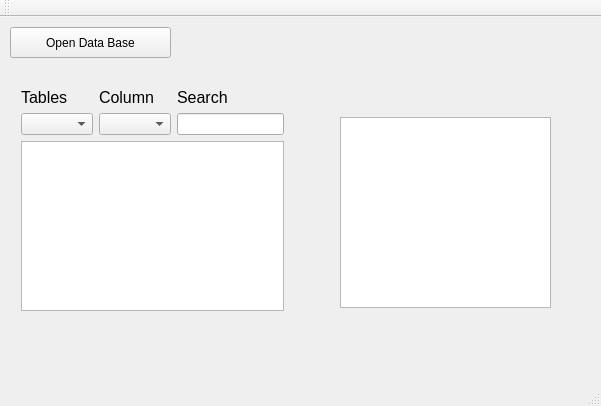
This is mainwindow.ui in Evgeny-Zorin/fisherman_guide as Qt 5 draws it before an edit. The edited form follows.
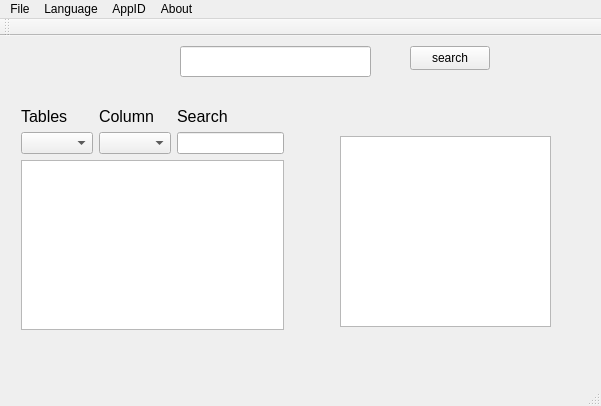
This is the edited form.

Patch:
```diff
--- a/mainwindow.ui
+++ b/mainwindow.ui
@@ -14,32 +14,6 @@
    <string>MainWindow</string>
   </property>
   <widget class="QWidget" name="centralWidget">
-   <widget class="QLabel" name="lbPath">
-    <property name="geometry">
-     <rect>
-      <x>190</x>
-      <y>10</y>
-      <width>341</width>
-      <height>31</height>
-     </rect>
-    </property>
-    <property name="text">
-     <string/>
-    </property>
-   </widget>
-   <widget class="QPushButton" name="pushButton">
-    <property name="geometry">
-     <rect>
-      <x>10</x>
-      <y>10</y>
-      <width>161</width>
-      <height>31</height>
-     </rect>
-    </property>
-    <property name="text">
-     <string>Open Data Base</string>
-    </property>
-   </widget>
    <widget class="QTextEdit" name="textEdit">
     <property name="geometry">
      <rect>
@@ -50,7 +24,7 @@
      </rect>
     </property>
    </widget>
-   <widget class="QWidget" name="">
+   <widget class="QWidget" name="layoutWidget">
     <property name="geometry">
      <rect>
       <x>10</x>
@@ -110,6 +84,29 @@
      </item>
     </layout>
    </widget>
+   <widget class="QLineEdit" name="lbl_City">
+    <property name="geometry">
+     <rect>
+      <x>180</x>
+      <y>10</y>
+      <width>191</width>
+      <height>31</height>
+     </rect>
+    </property>
+   </widget>
+   <widget class="QPushButton" name="search_city">
+    <property name="geometry">
+     <rect>
+      <x>410</x>
+      <y>10</y>
+      <width>80</width>
+      <height>24</height>
+     </rect>
+    </property>
+    <property name="text">
+     <string>search</string>
+    </property>
+   </widget>
   </widget>
   <widget class="QMenuBar" name="menuBar">
    <property name="geometry">
@@ -120,6 +117,34 @@
      <height>21</height>
     </rect>
    </property>
+   <widget class="QMenu" name="menuFile">
+    <property name="title">
+     <string>File</string>
+    </property>
+    <addaction name="actionOpen_DBase"/>
+    <addaction name="actionExit"/>
+   </widget>
+   <widget class="QMenu" name="menuLanguage">
+    <property name="title">
+     <string>Language</string>
+    </property>
+    <addaction name="actionEn_English"/>
+    <addaction name="actionRu_Russian"/>
+   </widget>
+   <widget class="QMenu" name="menuAbout">
+    <property name="title">
+     <string>About</string>
+    </property>
+   </widget>
+   <widget class="QMenu" name="menuAppID">
+    <property name="title">
+     <string>AppID</string>
+    </property>
+   </widget>
+   <addaction name="menuFile"/>
+   <addaction name="menuLanguage"/>
+   <addaction name="menuAppID"/>
+   <addaction name="menuAbout"/>
   </widget>
   <widget class="QToolBar" name="mainToolBar">
    <attribute name="toolBarArea">
```
Left out of the diff: 20 changed lines with no effect on the pictures.
